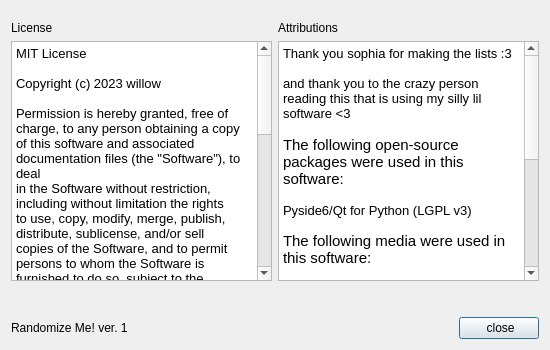
Old version of the form about/UI/about.ui in the repository willowyx/RandomizeMe.
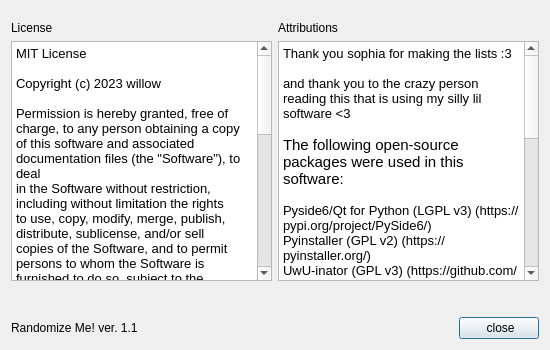
New version of the form. Icons and pictures are not drawn.

```diff
--- a/about/UI/about.ui
+++ b/about/UI/about.ui
@@ -63,7 +63,7 @@
    <item row="1" column="0">
     <widget class="QLabel" name="label_3">
      <property name="text">
-      <string>Randomize Me! ver. 1</string>
+      <string>Randomize Me! ver. 1.1</string>
      </property>
     </widget>
    </item>
@@ -113,19 +113,23 @@
 hr { height: 1px; border-width: 0; }
 li.unchecked::marker { content: &quot;\2610&quot;; }
 li.checked::marker { content: &quot;\2612&quot;; }
-&lt;/style&gt;&lt;/head&gt;&lt;body style=&quot; font-family:'Yu Gothic UI'; font-size:9pt; font-weight:400; font-style:normal;&quot;&gt;
+&lt;/style&gt;&lt;/head&gt;&lt;body style=&quot; font-family:'Yu Gothic UI'; font-size:13pt; font-weight:400; font-style:normal;&quot;&gt;
 &lt;p style=&quot; margin-top:0px; margin-bottom:0px; margin-left:0px; margin-right:0px; -qt-block-indent:0; text-indent:0px;&quot;&gt;&lt;span style=&quot; font-size:10pt;&quot;&gt;Thank you sophia for making the lists :3&lt;/span&gt;&lt;/p&gt;
 &lt;p style=&quot;-qt-paragraph-type:empty; margin-top:0px; margin-bottom:0px; margin-left:0px; margin-right:0px; -qt-block-indent:0; text-indent:0px; font-size:10pt;&quot;&gt;&lt;br /&gt;&lt;/p&gt;
 &lt;p style=&quot; margin-top:0px; margin-bottom:0px; margin-left:0px; margin-right:0px; -qt-block-indent:0; text-indent:0px;&quot;&gt;&lt;span style=&quot; font-size:10pt;&quot;&gt;and thank you to the crazy person reading this that is using my silly lil software &amp;lt;3&lt;/span&gt;&lt;/p&gt;
 &lt;p style=&quot;-qt-paragraph-type:empty; margin-top:0px; margin-bottom:0px; margin-left:0px; margin-right:0px; -qt-block-indent:0; text-indent:0px; font-size:10pt;&quot;&gt;&lt;br /&gt;&lt;/p&gt;
 &lt;p style=&quot; margin-top:0px; margin-bottom:0px; margin-left:0px; margin-right:0px; -qt-block-indent:0; text-indent:0px;&quot;&gt;&lt;span style=&quot; font-size:11pt;&quot;&gt;The following open-source packages were used in this software:&lt;/span&gt;&lt;/p&gt;
 &lt;p style=&quot;-qt-paragraph-type:empty; margin-top:0px; margin-bottom:0px; margin-left:0px; margin-right:0px; -qt-block-indent:0; text-indent:0px; font-size:10pt;&quot;&gt;&lt;br /&gt;&lt;/p&gt;
-&lt;p style=&quot; margin-top:0px; margin-bottom:0px; margin-left:0px; margin-right:0px; -qt-block-indent:0; text-indent:0px;&quot;&gt;&lt;span style=&quot; font-size:10pt;&quot;&gt;Pyside6/Qt for Python (LGPL v3)&lt;/span&gt;&lt;/p&gt;
-&lt;p style=&quot;-qt-paragraph-type:empty; margin-top:0px; margin-bottom:0px; margin-left:0px; margin-right:0px; -qt-block-indent:0; text-indent:0px;&quot;&gt;&lt;br /&gt;&lt;/p&gt;
+&lt;p style=&quot; margin-top:0px; margin-bottom:0px; margin-left:0px; margin-right:0px; -qt-block-indent:0; text-indent:0px;&quot;&gt;&lt;span style=&quot; font-size:10pt;&quot;&gt;Pyside6/Qt for Python (LGPL v3) (https://pypi.org/project/PySide6/)&lt;/span&gt;&lt;/p&gt;
+&lt;p style=&quot; margin-top:0px; margin-bottom:0px; margin-left:0px; margin-right:0px; -qt-block-indent:0; text-indent:0px;&quot;&gt;&lt;span style=&quot; font-size:10pt;&quot;&gt;Pyinstaller (GPL v2) (https://pyinstaller.org/)&lt;/span&gt;&lt;/p&gt;
+&lt;p style=&quot; margin-top:0px; margin-bottom:0px; margin-left:0px; margin-right:0px; -qt-block-indent:0; text-indent:0px;&quot;&gt;&lt;span style=&quot; font-size:10pt;&quot;&gt;UwU-inator (GPL v3) (https://github.com/senguyen1011/UwUinator)&lt;/span&gt;&lt;/p&gt;
+&lt;p style=&quot;-qt-paragraph-type:empty; margin-top:0px; margin-bottom:0px; margin-left:0px; margin-right:0px; -qt-block-indent:0; text-indent:0px; font-size:10pt;&quot;&gt;&lt;br /&gt;&lt;/p&gt;
+&lt;p style=&quot;-qt-paragraph-type:empty; margin-top:0px; margin-bottom:0px; margin-left:0px; margin-right:0px; -qt-block-indent:0; text-indent:0px; font-size:9pt;&quot;&gt;&lt;br /&gt;&lt;/p&gt;
 &lt;p style=&quot; margin-top:0px; margin-bottom:0px; margin-left:0px; margin-right:0px; -qt-block-indent:0; text-indent:0px;&quot;&gt;&lt;span style=&quot; font-size:11pt;&quot;&gt;The following media were used in this software:&lt;/span&gt;&lt;/p&gt;
-&lt;p style=&quot;-qt-paragraph-type:empty; margin-top:0px; margin-bottom:0px; margin-left:0px; margin-right:0px; -qt-block-indent:0; text-indent:0px;&quot;&gt;&lt;br /&gt;&lt;/p&gt;
-&lt;p style=&quot; margin-top:0px; margin-bottom:0px; margin-left:0px; margin-right:0px; -qt-block-indent:0; text-indent:0px;&quot;&gt;&lt;span style=&quot; font-size:10pt; font-weight:700;&quot;&gt;construction worker&lt;/span&gt;&lt;span style=&quot; font-size:10pt;&quot;&gt; (CC BY 2.0 DEED): Tony Alter (https://www.flickr.com/people/78428166@N00)&lt;/span&gt;&lt;br /&gt;&lt;span style=&quot; font-size:10pt; font-weight:700;&quot;&gt;cross icon&lt;/span&gt;&lt;span style=&quot; font-size:10pt;&quot;&gt; (CC BY 4.0 DEED): Situ Herrera (https://icon-icons.com/users/8KiWgJSvFL3JcLJ5k5IqX/icon-sets/)&lt;/span&gt;&lt;/p&gt;
-&lt;p style=&quot; margin-top:0px; margin-bottom:0px; margin-left:0px; margin-right:0px; -qt-block-indent:0; text-indent:0px;&quot;&gt;&lt;span style=&quot; font-size:10pt; font-weight:700;&quot;&gt;external icon&lt;/span&gt;&lt;span style=&quot; font-size:10pt;&quot;&gt; (&amp;quot;Flaticon license&amp;quot;): Vaadin (https://www.flaticon.com/authors/vaadin)&lt;/span&gt;&lt;/p&gt;
+&lt;p style=&quot;-qt-paragraph-type:empty; margin-top:0px; margin-bottom:0px; margin-left:0px; margin-right:0px; -qt-block-indent:0; text-indent:0px; font-size:9pt;&quot;&gt;&lt;br /&gt;&lt;/p&gt;
+&lt;p style=&quot; margin-top:0px; margin-bottom:0px; margin-left:0px; margin-right:0px; -qt-block-indent:0; text-indent:0px;&quot;&gt;&lt;span style=&quot; font-size:10pt; font-weight:700;&quot;&gt;construction worker&lt;/span&gt;&lt;span style=&quot; font-size:10pt;&quot;&gt; (1.0) (CC BY 2.0 DEED): Tony Alter (https://www.flickr.com/people/78428166@N00)&lt;/span&gt;&lt;/p&gt;
+&lt;p style=&quot; margin-top:0px; margin-bottom:0px; margin-left:0px; margin-right:0px; -qt-block-indent:0; text-indent:0px;&quot;&gt;&lt;span style=&quot; font-size:10pt; font-weight:700;&quot;&gt;construction worker&lt;/span&gt;&lt;span style=&quot; font-size:10pt;&quot;&gt; (1.1) (CC 0.0/Public Domain): No known copyright or copyright holder&lt;br /&gt;&lt;/span&gt;&lt;span style=&quot; font-size:10pt; font-weight:700;&quot;&gt;cross icon&lt;/span&gt;&lt;span style=&quot; font-size:10pt;&quot;&gt; (CC BY 4.0 DEED): Situ Herrera (https://icon-icons.com/users/8KiWgJSvFL3JcLJ5k5IqX/icon-sets/)&lt;/span&gt;&lt;/p&gt;
+&lt;p style=&quot; margin-top:0px; margin-bottom:0px; margin-left:0px; margin-right:0px; -qt-block-indent:0; text-indent:0px;&quot;&gt;&lt;span style=&quot; font-size:10pt; font-weight:700;&quot;&gt;external icon&lt;/span&gt;&lt;span style=&quot; font-size:10pt;&quot;&gt; (Flaticon license): Vaadin (https://www.flaticon.com/authors/vaadin)&lt;/span&gt;&lt;/p&gt;
 &lt;p style=&quot; margin-top:0px; margin-bottom:0px; margin-left:0px; margin-right:0px; -qt-block-indent:0; text-indent:0px;&quot;&gt;&lt;span style=&quot; font-size:10pt; font-weight:700;&quot;&gt;table icon&lt;/span&gt;&lt;span style=&quot; font-size:10pt; font-weight:700; font-style:italic;&quot;&gt; &lt;/span&gt;&lt;span style=&quot; font-size:10pt;&quot;&gt;(SIL Open Font License): Dave Gandy (https://www.iconfinder.com/icons/1608863/table_icon)&lt;/span&gt;&lt;/p&gt;
 &lt;p style=&quot; margin-top:0px; margin-bottom:0px; margin-left:0px; margin-right:0px; -qt-block-indent:0; text-indent:0px;&quot;&gt;&lt;span style=&quot; font-size:10pt; font-weight:700;&quot;&gt;filter icon&lt;/span&gt;&lt;span style=&quot; font-size:10pt;&quot;&gt; (Apache 2.0): akveo (https://icon-icons.com/users/2j7Ni9Qgct0HtmWmLGnLj/icon-sets/)&lt;/span&gt;&lt;/p&gt;&lt;/body&gt;&lt;/html&gt;</string>
        </property>
```
